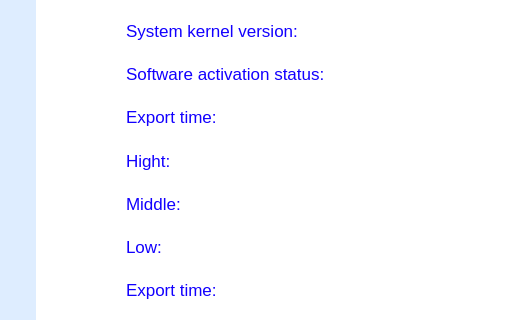
This is plugins/gui/vulnerability/reports/pdf.ui in openeuler-mirror/ks-ssr as Qt 5 draws it before an edit; both pictures show x 0 to 509 and y 421 to 741 of the 830 by 1170 pixel window. The edited form follows.
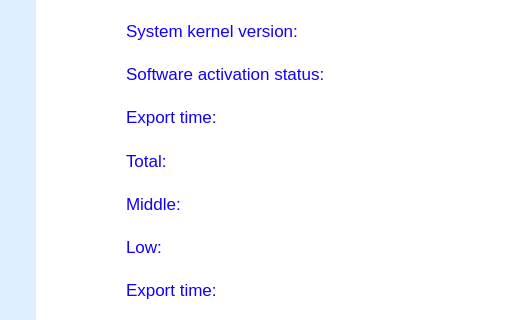
This is the edited form. Icons and pictures are not drawn.

Commit message: feat（reports）：modify total label hight - 修复一些漏洞报表的缺陷

```diff
--- a/plugins/gui/vulnerability/reports/pdf.ui
+++ b/plugins/gui/vulnerability/reports/pdf.ui
@@ -147,7 +147,7 @@
 </string>
          </property>
          <property name="text">
-          <string>Hight:</string>
+          <string>Total:</string>
          </property>
         </widget>
        </item>
```
Left out of the diff: 2 changed lines with no effect on the pictures.
